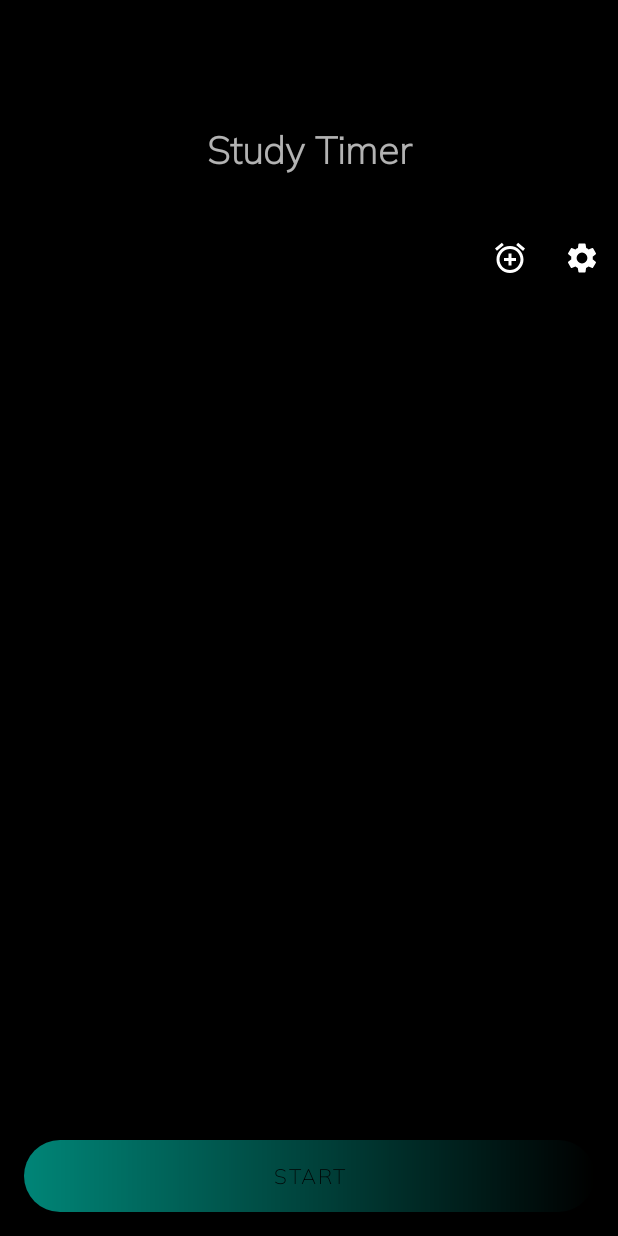
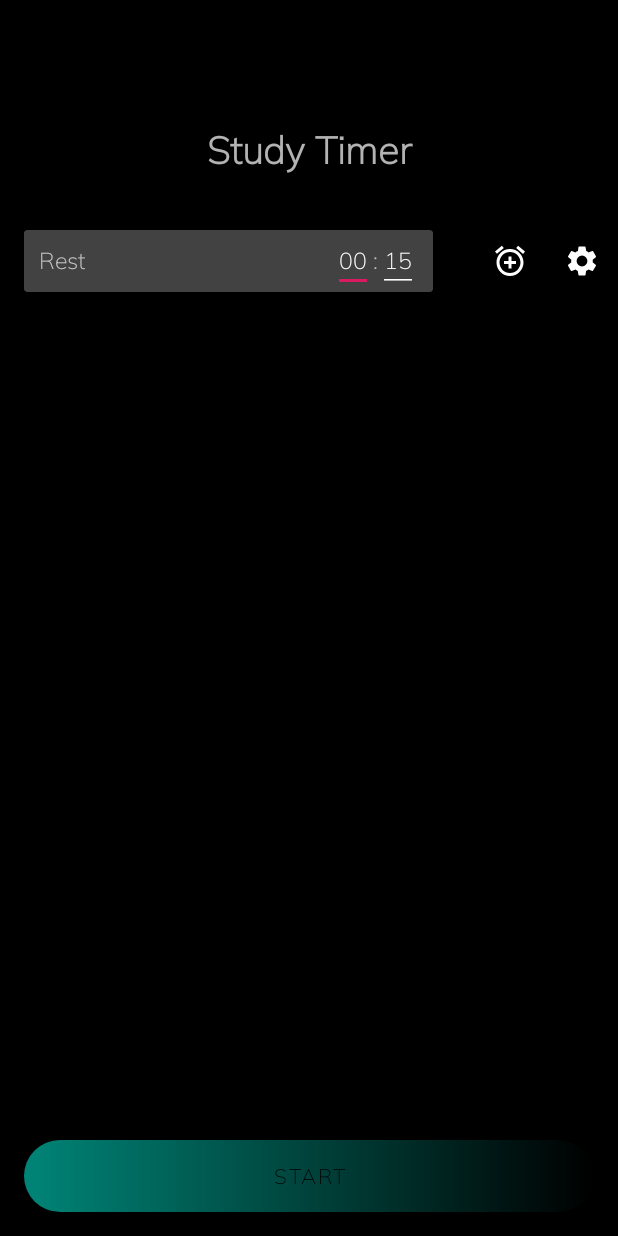
Before and after one commit to moolair/studytimer, an Android app: the screen it shows after launch (MainActivity), on a phone screen of 412 x 824 dp. Run offline under Robolectric (Android 15) with nearby library versions, the phone set to English and light mode, and no system bars.

Commit message:
update: - added rest timer (might move down to bottom of menu bar - cardview of list_row background has been changed to black.
todo:
- added pause image.
- calculate total time (think about remove the time so it needs to subtract the time)
- countdown the timer
todo: display the time in a timeStart activity.
//Todo: also, once it finishes, it should  and move on to rest calculation --> then grab the next time and calculate so and so forth.

Todo:
1. add rest time on main page.
2. countdown hour and minute.
3. move on the next screen.
4. Add Ads.
5. swipe to delete or undo

```diff
--- a/app/src/main/java/com/moolair/studytimer/Activities/CountdownActivity.java
+++ b/app/src/main/java/com/moolair/studytimer/Activities/CountdownActivity.java
@@ -3,6 +3,8 @@ package com.moolair.studytimer.Activities;
 import androidx.appcompat.app.AppCompatActivity;
 
 import android.os.Bundle;
+
+import com.moolair.studytimer.R;
 
 public class CountdownActivity extends AppCompatActivity {
 
--- a/app/src/main/res/drawable/cardview_border.xml
+++ b/app/src/main/res/drawable/cardview_border.xml
@@ -5,6 +5,7 @@
     <stroke
         android:color="@android:color/white"
         android:width="1dp"/>
+    <corners android:radius="20dp"/>
     <solid
         android:color="@android:color/black"/>
 
--- a/app/src/main/res/layout-v28/activity_main.xml
+++ b/app/src/main/res/layout-v28/activity_main.xml
@@ -29,12 +29,81 @@
                 android:textStyle="bold"
                 android:gravity="center"/>
 
-            <androidx.appcompat.widget.Toolbar
-                android:id="@+id/toolbar"
+            <LinearLayout
                 android:layout_width="match_parent"
-                android:layout_height="match_parent"
-                app:buttonGravity="bottom"
-                app:titleTextColor="@android:color/white"/>
+                android:layout_height="wrap_content"
+                android:orientation="horizontal"
+                android:weightSum="100"
+                android:layout_alignParentBottom="true">
+
+                <androidx.cardview.widget.CardView
+                    android:id="@+id/restCardView"
+                    android:layout_width="match_parent"
+                    android:layout_height="wrap_content"
+                    android:layout_alignParentBottom="true"
+                    android:layout_marginVertical="5dp"
+                    android:layout_marginLeft="@dimen/mb_margin"
+                    android:layout_weight="30">
+
+                    <RelativeLayout
+                        android:layout_width="match_parent"
+                        android:layout_height="wrap_content"
+                        android:orientation="horizontal"
+                        android:layout_alignParentBottom="true">
+
+                        <TextView
+                            android:id="@+id/restID"
+                            android:layout_width="wrap_content"
+                            android:layout_height="wrap_content"
+                            android:layout_centerVertical="true"
+                            android:layout_marginLeft="10dp"
+                            android:text="@string/restTime"
+                            android:textSize="15dp" />
+
+                        <com.google.android.material.textfield.TextInputEditText
+                            android:id="@+id/hourRest"
+                            android:layout_width="wrap_content"
+                            android:layout_height="wrap_content"
+                            android:layout_centerVertical="true"
+                            android:layout_toLeftOf="@+id/HrMinMidRest"
+                            android:gravity="center"
+                            android:inputType="number"
+                            android:maxLength="2"
+                            android:text="00"
+                            android:textSize="15dp" />
+
+                        <TextView
+                            android:id="@+id/HrMinMidRest"
+                            android:layout_width="wrap_content"
+                            android:layout_height="wrap_content"
+                            android:layout_toLeftOf="@+id/minuteRest"
+                            android:layout_centerVertical="true"
+                            android:text=":"
+                            android:textSize="15dp" />
+
+                        <com.google.android.material.textfield.TextInputEditText
+                            android:id="@+id/minuteRest"
+                            android:layout_width="wrap_content"
+                            android:layout_height="wrap_content"
+                            android:layout_alignParentEnd="true"
+                            android:layout_centerVertical="true"
+                            android:layout_marginRight="10dp"
+                            android:inputType="number"
+                            android:maxLength="2"
+                            android:text="15"
+                            android:textSize="15dp" />
+                    </RelativeLayout>
+
+                </androidx.cardview.widget.CardView>
+
+                <androidx.appcompat.widget.Toolbar
+                    android:id="@+id/toolbar"
+                    android:layout_width="match_parent"
+                    android:layout_height="match_parent"
+                    app:buttonGravity="bottom"
+                    app:titleTextColor="@android:color/white"
+                    android:layout_weight="70"/>
+            </LinearLayout>
         </RelativeLayout>
 
     </com.google.android.material.appbar.AppBarLayout>
--- a/app/src/main/res/layout/list_row.xml
+++ b/app/src/main/res/layout/list_row.xml
@@ -5,12 +5,14 @@
     xmlns:tools="http://schemas.android.com/tools"
     android:layout_width="match_parent"
     android:layout_height="wrap_content"
-    android:paddingBottom="5dp">
+    android:paddingBottom="5dp"
+    android:background="@color/colorBlack">
 
     <androidx.cardview.widget.CardView
         android:id="@+id/cardViewID"
         android:layout_width="match_parent"
-        android:layout_height="match_parent">
+        android:layout_height="match_parent"
+        app:cardBackgroundColor="@color/colorBlack">
 
         <RelativeLayout
             android:layout_width="match_parent"
@@ -21,6 +23,7 @@
 
             <TextView
                 android:id="@+id/subjectName"
+                android:layout_centerVertical="true"
                 android:layout_width="wrap_content"
                 android:layout_height="wrap_content"
                 android:text="SubjectName"
@@ -31,7 +34,7 @@
                 android:id="@+id/hourDisplay"
                 android:layout_width="wrap_content"
                 android:layout_height="wrap_content"
-                android:layout_alignBottom="@+id/subjectName"
+                android:layout_centerVertical="true"
                 android:layout_toLeftOf="@+id/minuteDisplay"
                 android:paddingRight="5dp"
                 android:text="Hour"
@@ -42,7 +45,7 @@
                 android:id="@+id/minuteDisplay"
                 android:layout_width="wrap_content"
                 android:layout_height="wrap_content"
-                android:layout_alignBottom="@+id/subjectName"
+                android:layout_centerVertical="true"
                 android:layout_alignParentEnd="true"
                 android:text="Minute"
                 android:textSize="18sp"
--- a/app/src/main/res/values/strings.xml
+++ b/app/src/main/res/values/strings.xml
@@ -14,4 +14,5 @@
 
     <!-- TODO: Remove or change this placeholder text -->
     <string name="hello_blank_fragment">Hello blank fragment</string>
+    <string name="restTime">Rest</string>
 </resources>
```
